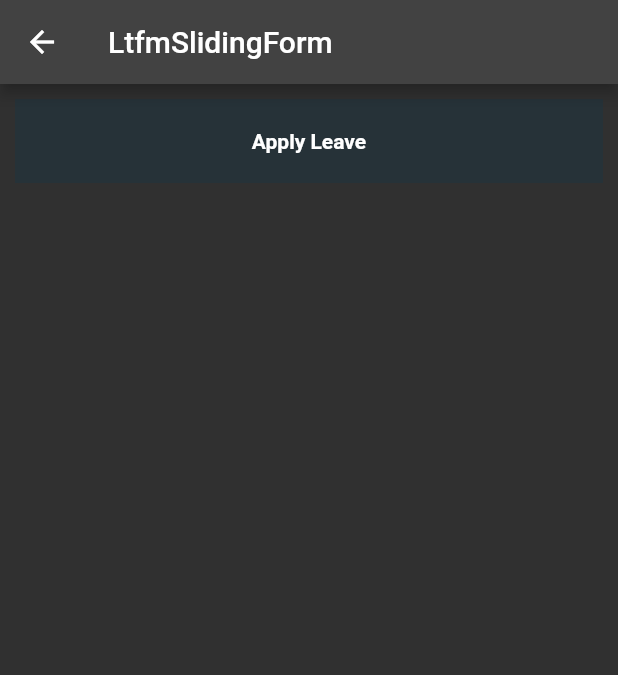
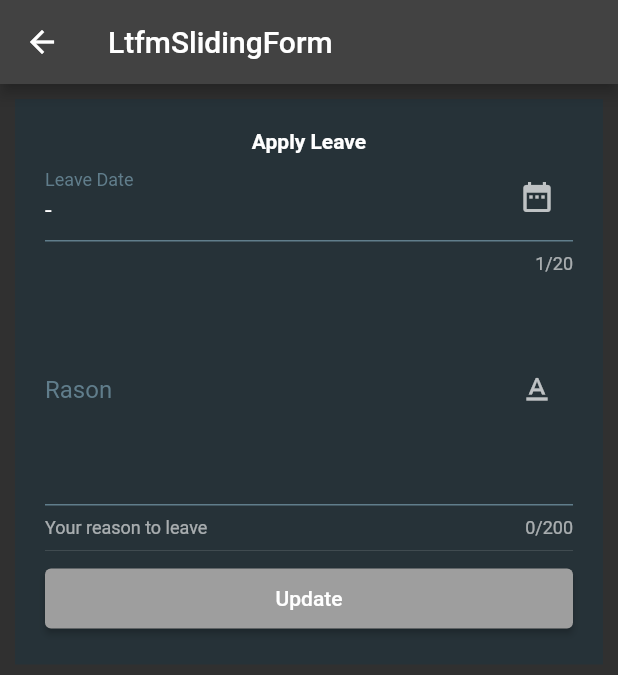
Before and after one commit to lie16/fic_exercises, a Flutter app: the LtfmSlidingFormView screen opened directly, on a phone screen of 412 x 824 dp. Shown: the top 675 px of the screen. Run offline on Flutter 3.47's test engine with Material 2 defaults, Android fonts, the phone set to English and light mode, and no system bars; our stand-ins replace blur, cached_network_image, carousel_slider, dio, file_picker, flutter_image_compress and 7 more; missing offline and left inert: file_picker_cross; network calls fail.

Commit message:
checkout and sliding form done

```diff
--- a/lib/module/tutorial/latihan/ltfm_checkout_form/view/ltfm_checkout_form_view.dart
+++ b/lib/module/tutorial/latihan/ltfm_checkout_form/view/ltfm_checkout_form_view.dart
@@ -266,7 +266,7 @@ class LtfmCheckoutFormView extends StatefulWidget {
                 icon: const Icon(Icons.check),
                 label: const Text("Checkout"),
                 style: ElevatedButton.styleFrom(
-                  maximumSize: Size(MediaQuery.of(context).size.width, 40),
+                  minimumSize: Size(MediaQuery.of(context).size.width, 40),
                   backgroundColor: Colors.grey,
                 ),
                 onPressed: () async {
--- a/lib/module/tutorial/latihan/ltfm_sliding_form/view/ltfm_sliding_form_view.dart
+++ b/lib/module/tutorial/latihan/ltfm_sliding_form/view/ltfm_sliding_form_view.dart
@@ -28,8 +28,8 @@ class LtfmSlidingFormView extends StatefulWidget {
                 child: Container(
                   padding: const EdgeInsets.all(20.0),
                   child: Column(
-                    children: const [
-                      Text(
+                    children: [
+                      const Text(
                         "Apply Leave",
                         style: TextStyle(
                           fontSize: 14.0,
@@ -56,6 +56,29 @@ class LtfmSlidingFormView extends StatefulWidget {
 
                       //! 6. Jika Container mengecil ketika tombol di klik
                       //? maka task ini selesai!
+                      QDatePicker(
+                        label: "Leave Date",
+                        onChanged: (dateLeave) {},
+                      ),
+                      QMemoField(
+                        value: "",
+                        label: "Rason",
+                        hint: "Your reason to leave",
+                        onChanged: (value) {},
+                      ),
+                      const Divider(),
+                      ElevatedButton(
+                        style: ElevatedButton.styleFrom(
+                          backgroundColor: Colors.grey,
+                          minimumSize:
+                              Size(MediaQuery.of(context).size.width, 40),
+                        ),
+                        onPressed: () {
+                          controller.submitted = !controller.submitted;
+                          controller.update();
+                        },
+                        child: const Text("Update"),
+                      ),
                     ],
                   ),
                 ),
```
